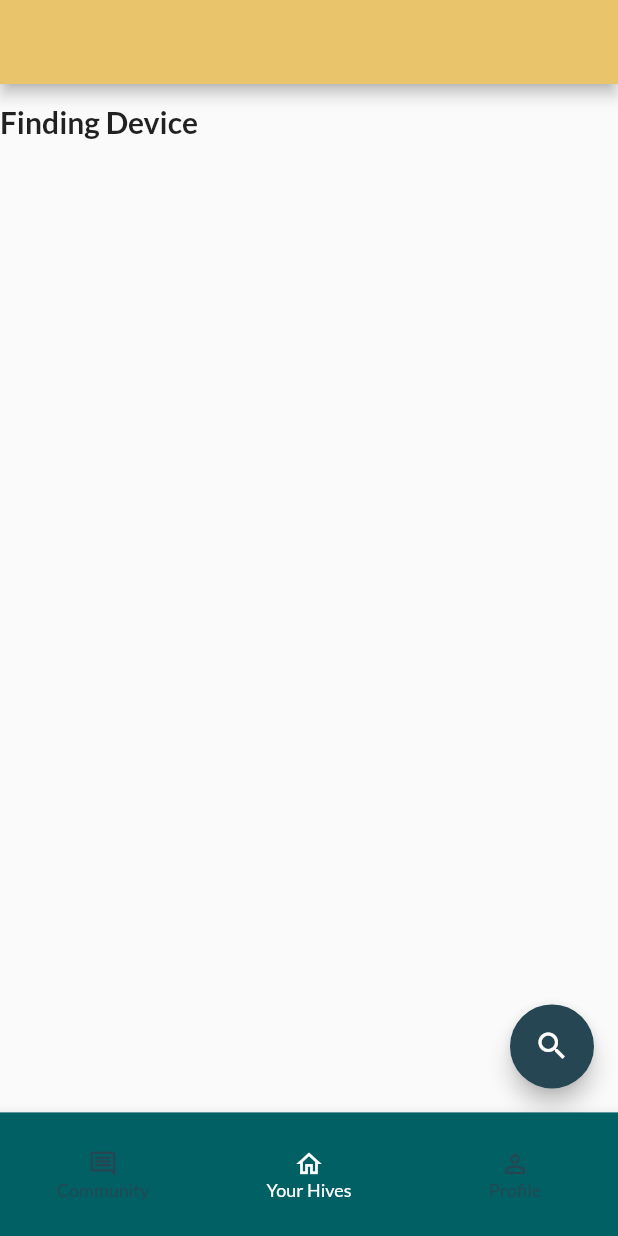
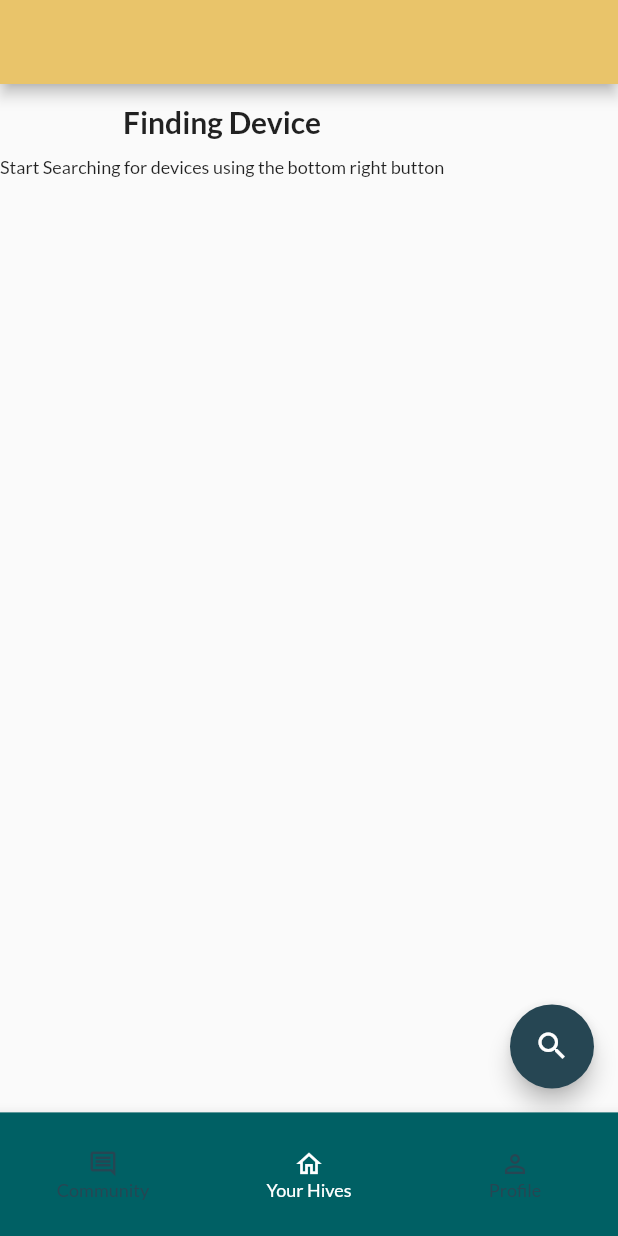
Before and after one commit to leowei31/nectarfy-app, a Flutter app: the screen it shows after launch, on a phone screen of 412 x 824 dp. Run offline on Flutter 3.47's test engine with Material 2 defaults, Android fonts, the phone set to English and light mode, and no system bars; our stand-ins replace flutter_blue.

Commit message:
small new text in searching bt screen

```diff
--- a/app/lib/widgets/bluetooth/bluetooth.dart
+++ b/app/lib/widgets/bluetooth/bluetooth.dart
@@ -46,6 +46,13 @@ class FindDevicesScreen extends StatelessWidget {
                 "Finding Device",
                 style: TextStyle(
                     fontSize: 20, height: 2, fontWeight: FontWeight.bold),
+              ),
+              const Text(
+                "Start Searching for devices using the bottom right button",
+                style: TextStyle(
+                  fontSize: 12,
+                  height: 2,
+                ),
               ),
               StreamBuilder<List<BluetoothDevice>>(
                 stream: Stream.periodic(Duration(seconds: 2))
```
